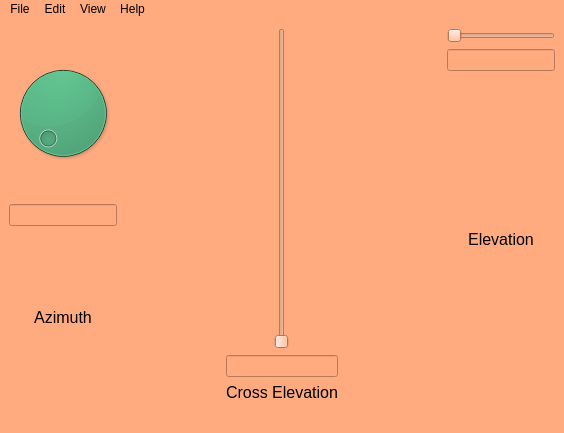
This is 3_attempt/clientwindow.ui in Akhil2453/SupervisorGatewayControlSystem as Qt 5 draws it before an edit. The edited form follows.
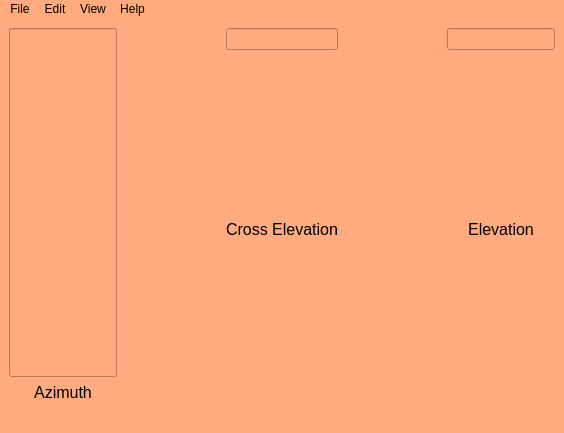
This is the edited form.

Commit message: temp chnge

```diff
--- a/3_attempt/clientwindow.ui
+++ b/3_attempt/clientwindow.ui
@@ -23,17 +23,23 @@
       <item>
        <layout class="QVBoxLayout" name="verticalLayout">
         <item>
-         <widget class="QDial" name="dialAZ">
-          <property name="styleSheet">
-           <string notr="true">background-color: rgb(85, 170, 127);</string>
+         <widget class="QLineEdit" name="lineEditAz">
+          <property name="sizePolicy">
+           <sizepolicy hsizetype="Fixed" vsizetype="Expanding">
+            <horstretch>0</horstretch>
+            <verstretch>0</verstretch>
+           </sizepolicy>
           </property>
          </widget>
         </item>
-        <item>
-         <widget class="QLineEdit" name="lineEditAz"/>
-        </item>
         <item>
          <widget class="QLabel" name="label">
+          <property name="sizePolicy">
+           <sizepolicy hsizetype="Expanding" vsizetype="Preferred">
+            <horstretch>0</horstretch>
+            <verstretch>0</verstretch>
+           </sizepolicy>
+          </property>
           <property name="font">
            <font>
             <pointsize>12</pointsize>
@@ -68,19 +74,6 @@
      <layout class="QVBoxLayout" name="verticalLayout_5">
       <item>
        <layout class="QVBoxLayout" name="verticalLayout_2">
-        <item>
-         <widget class="QSlider" name="verticalSliderCE">
-          <property name="sizePolicy">
-           <sizepolicy hsizetype="MinimumExpanding" vsizetype="Expanding">
-            <horstretch>25</horstretch>
-            <verstretch>0</verstretch>
-           </sizepolicy>
-          </property>
-          <property name="orientation">
-           <enum>Qt::Vertical</enum>
-          </property>
-         </widget>
-        </item>
         <item>
          <widget class="QLineEdit" name="lineEditCE"/>
         </item>
@@ -123,13 +116,6 @@
      <layout class="QVBoxLayout" name="verticalLayout_6">
       <item>
        <layout class="QVBoxLayout" name="verticalLayout_3">
-        <item>
-         <widget class="QSlider" name="horizontalSliderE">
-          <property name="orientation">
-           <enum>Qt::Horizontal</enum>
-          </property>
-         </widget>
-        </item>
         <item>
          <widget class="QLineEdit" name="lineEditE"/>
         </item>
@@ -153,15 +139,6 @@
      </layout>
     </item>
    </layout>
-   <zorder>lineEditAz</zorder>
-   <zorder>lineEditCE</zorder>
-   <zorder>lineEditE</zorder>
-   <zorder>dialAZ</zorder>
-   <zorder>verticalSliderCE</zorder>
-   <zorder>horizontalSliderE</zorder>
-   <zorder>label</zorder>
-   <zorder>label_2</zorder>
-   <zorder>label_3</zorder>
    <zorder></zorder>
    <zorder>horizontalSpacer</zorder>
    <zorder>horizontalSpacer_2</zorder>
```
